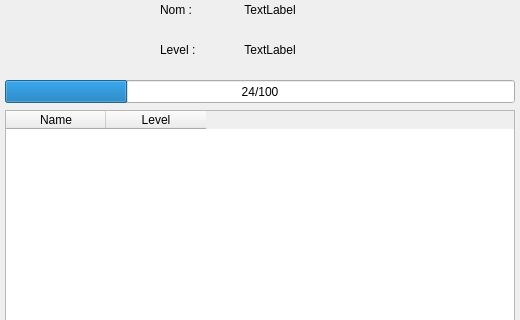
Qt form MMO/Res/jobview.ui (maresc-g/linumon) before a commit; both pictures show x 0 to 520 and y 0 to 320 of the 520 by 600 pixel window.
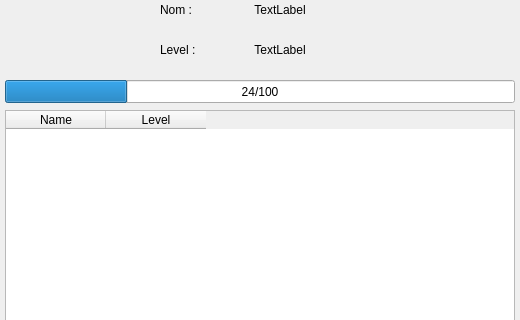
The same form after that commit.

The edit to the form file:
```diff
--- a/MMO/Res/jobview.ui
+++ b/MMO/Res/jobview.ui
@@ -31,7 +31,7 @@
     <rect>
      <x>220</x>
      <y>0</y>
-     <width>100</width>
+     <width>120</width>
      <height>20</height>
     </rect>
    </property>
@@ -95,7 +95,7 @@
     <rect>
      <x>220</x>
      <y>40</y>
-     <width>100</width>
+     <width>120</width>
      <height>20</height>
     </rect>
    </property>
```
Left out of the diff: 2 changed lines with no effect on the pictures.
